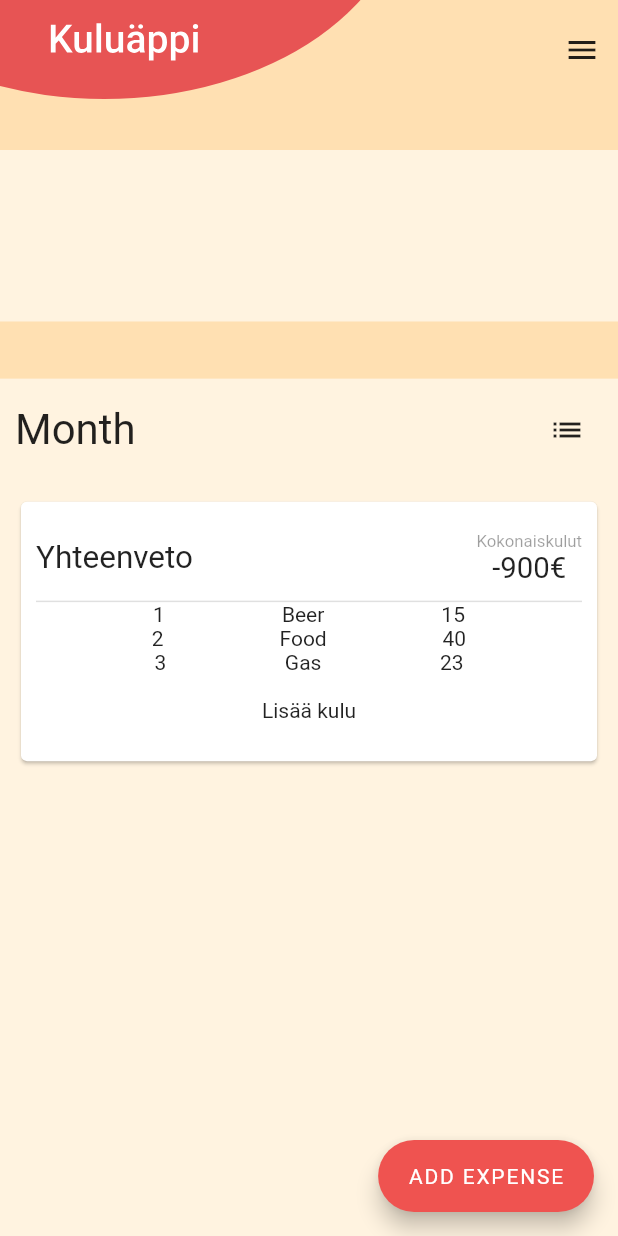
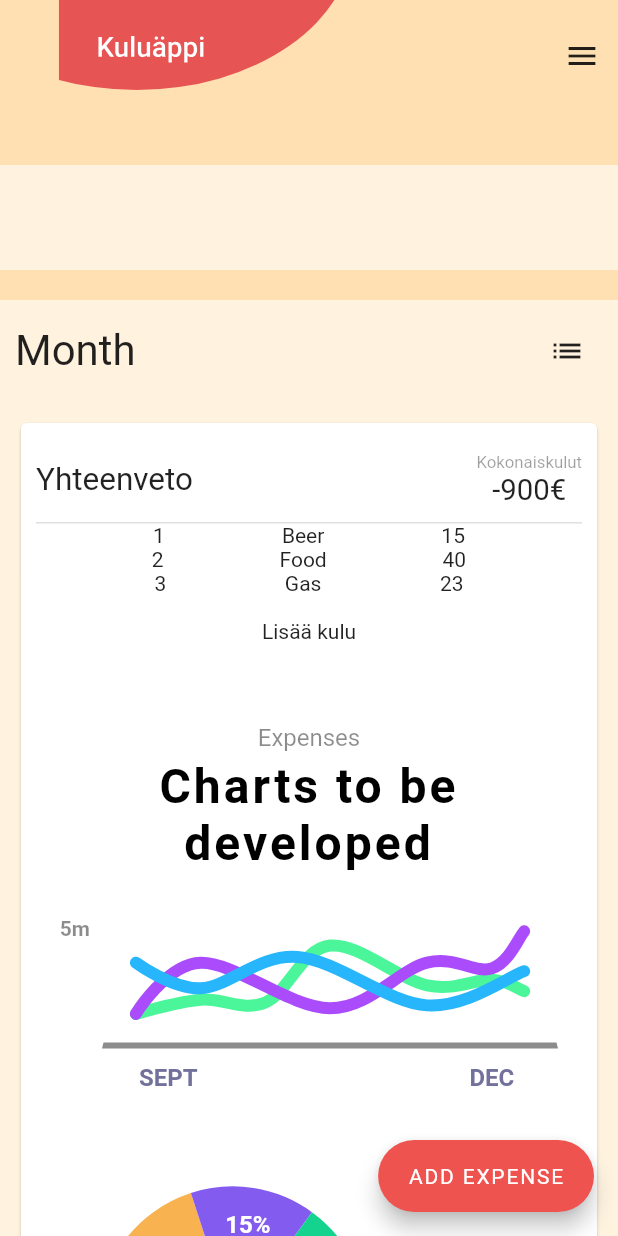
Before and after one commit to EetuK/kuluappi, a Flutter app: the screen it shows after launch, on a phone screen of 412 x 824 dp. Run offline on Flutter 3.47's test engine with Material 2 defaults, Android fonts, the phone set to English and light mode, and no system bars; drawn by our look-alikes of fl_chart; our stand-ins replace flutter_mobx, flutter_svg, mobx, sqflite; accounts and stored records are empty; generated files the repository leaves out were written again.

Commit message:
Add general styling and charts, make home main container scrollable

```diff
--- a/lib/views/home/home_view.dart
+++ b/lib/views/home/home_view.dart
@@ -14,21 +14,24 @@ class HomeView extends StatelessWidget {
 
     if (hasExpenses) {
       return BasicLayout(
-        body: Column(
+          body: SingleChildScrollView(
+              child: Container(
+        margin: EdgeInsets.only(top: 110),
+        child: Column(
           mainAxisAlignment: MainAxisAlignment.start,
           crossAxisAlignment: CrossAxisAlignment.stretch,
           children: [
             TimeFilter(),
-            Spacer(
-              flex: 1,
+            Container(
+              margin: EdgeInsets.only(top: 20),
             ),
             ContentToggle(
               listWidget: Text("list widget"),
               chartWidget: Charts(),
-            )
+            ),
           ],
         ),
-      );
+      )));
     }
     return StartView();
   }
--- a/lib/views/home/widgets/charts/charts.dart
+++ b/lib/views/home/widgets/charts/charts.dart
@@ -1,6 +1,9 @@
+import 'package:fl_chart/fl_chart.dart';
 import 'package:flutter/material.dart';
 import 'package:flutter_mobx/flutter_mobx.dart';
 import 'package:kuluappi/stores/expense_store.dart';
+import 'package:kuluappi/views/home/widgets/charts/line_chart.dart';
+import 'package:kuluappi/views/home/widgets/charts/pie_chart.dart';
 import 'package:provider/provider.dart';
 
 class Charts extends StatelessWidget {
@@ -66,7 +69,9 @@ class Charts extends StatelessWidget {
                               onPressed: () => expenseStore.addExpense(),
                             ),
                           ])),
-                    )
+                    ),
+                    LineChartSample1(),
+                    PieChartSample2()
                   ],
                 ))));
   }
--- /dev/null
+++ b/lib/views/home/widgets/charts/line_chart.dart
@@ -0,0 +1,389 @@
+import 'package:fl_chart/fl_chart.dart';
+import 'package:flutter/material.dart';
+
+class LineChartSample1 extends StatefulWidget {
+  @override
+  State<StatefulWidget> createState() => LineChartSample1State();
+}
+
+class LineChartSample1State extends State<LineChartSample1> {
+  bool isShowingMainData;
+
+  @override
+  void initState() {
+    super.initState();
+    isShowingMainData = true;
+  }
+
+  @override
+  Widget build(BuildContext context) {
+    return AspectRatio(
+      aspectRatio: 1.23,
+      child: Container(
+        color: Colors.white,
+        child: Stack(
+          children: <Widget>[
+            Column(
+              crossAxisAlignment: CrossAxisAlignment.stretch,
+              children: <Widget>[
+                const SizedBox(
+                  height: 37,
+                ),
+                const Text(
+                  'Expenses',
+                  style: TextStyle(
+                    color: Colors.black45,
+                    fontSize: 16,
+                  ),
+                  textAlign: TextAlign.center,
+                ),
+                const SizedBox(
+                  height: 4,
+                ),
+                const Text(
+                  'Charts to be developed',
+                  style: TextStyle(
+                      color: Colors.black,
+                      fontSize: 32,
+                      fontWeight: FontWeight.bold,
+                      letterSpacing: 2),
+                  textAlign: TextAlign.center,
+                ),
+                const SizedBox(
+                  height: 37,
+                ),
+                Expanded(
+                  child: Padding(
+                    padding: const EdgeInsets.only(right: 16.0, left: 6.0),
+                    child: LineChart(
+                      isShowingMainData ? sampleData1() : sampleData2(),
+                      swapAnimationDuration: const Duration(milliseconds: 250),
+                    ),
+                  ),
+                ),
+                const SizedBox(
+                  height: 10,
+                ),
+              ],
+            ),
+            IconButton(
+              icon: Icon(
+                Icons.refresh,
+                color: Colors.white.withOpacity(isShowingMainData ? 1.0 : 0.5),
+              ),
+              onPressed: () {
+                setState(() {
+                  isShowingMainData = !isShowingMainData;
+                });
+              },
+            )
+          ],
+        ),
+      ),
+    );
+  }
+
+  LineChartData sampleData1() {
+    return LineChartData(
+      lineTouchData: LineTouchData(
+        touchTooltipData: LineTouchTooltipData(
+          tooltipBgColor: Colors.blueGrey.withOpacity(0.8),
+        ),
+        touchCallback: (LineTouchResponse touchResponse) {},
+        handleBuiltInTouches: true,
+      ),
+      gridData: FlGridData(
+        show: false,
+      ),
+      titlesData: FlTitlesData(
+        bottomTitles: SideTitles(
+          showTitles: true,
+          reservedSize: 22,
+          getTextStyles: (value) => const TextStyle(
+            color: Color(0xff72719b),
+            fontWeight: FontWeight.bold,
+            fontSize: 16,
+          ),
+          margin: 10,
+          getTitles: (value) {
+            switch (value.toInt()) {
+              case 2:
+                return 'SEPT';
+              case 7:
+                return 'OCT';
+              case 12:
+                return 'DEC';
+            }
+            return '';
+          },
+        ),
+        leftTitles: SideTitles(
+          showTitles: true,
+          getTextStyles: (value) => const TextStyle(
+            color: Colors.black45,
+            fontWeight: FontWeight.bold,
+            fontSize: 14,
+          ),
+          getTitles: (value) {
+            switch (value.toInt()) {
+              case 1:
+                return '1m';
+              case 2:
+                return '2m';
+              case 3:
+                return '3m';
+              case 4:
+                return '5m';
+            }
+            return '';
+          },
+          margin: 8,
+          reservedSize: 30,
+        ),
+      ),
+      borderData: FlBorderData(
+        show: true,
+        border: const Border(
+          bottom: BorderSide(
+            color: Colors.black45,
+            width: 4,
+          ),
+          left: BorderSide(
+            color: Colors.transparent,
+          ),
+          right: BorderSide(
+            color: Colors.transparent,
+          ),
+          top: BorderSide(
+            color: Colors.transparent,
+          ),
+        ),
+      ),
+      minX: 0,
+      maxX: 14,
+      maxY: 4,
+      minY: 0,
+      lineBarsData: linesBarData1(),
+    );
+  }
+
+  List<LineChartBarData> linesBarData1() {
+    final LineChartBarData lineChartBarData1 = LineChartBarData(
+      spots: [
+        FlSpot(1, 1),
+        FlSpot(3, 1.5),
+        FlSpot(5, 1.4),
+        FlSpot(7, 3.4),
+        FlSpot(10, 2),
+        FlSpot(12, 2.2),
+        FlSpot(13, 1.8),
+      ],
+      isCurved: true,
+      colors: [
+        const Color(0xff4af699),
+      ],
+      barWidth: 8,
+      isStrokeCapRound: true,
+      dotData: FlDotData(
+        show: false,
+      ),
+      belowBarData: BarAreaData(
+        show: false,
+      ),
+    );
+    final LineChartBarData lineChartBarData2 = LineChartBarData(
+      spots: [
+        FlSpot(1, 1),
+        FlSpot(3, 2.8),
+        FlSpot(7, 1.2),
+        FlSpot(10, 2.8),
+        FlSpot(12, 2.6),
+        FlSpot(13, 3.9),
+      ],
+      isCurved: true,
+      colors: [
+        const Color(0xffaa4cfc),
+      ],
+      barWidth: 8,
+      isStrokeCapRound: true,
+      dotData: FlDotData(
+        show: false,
+      ),
+      belowBarData: BarAreaData(show: false, colors: [
+        const Color(0x00aa4cfc),
+      ]),
+    );
+    final LineChartBarData lineChartBarData3 = LineChartBarData(
+      spots: [
+        FlSpot(1, 2.8),
+        FlSpot(3, 1.9),
+        FlSpot(6, 3),
+        FlSpot(10, 1.3),
+        FlSpot(13, 2.5),
+      ],
+      isCurved: true,
+      colors: const [
+        Color(0xff27b6fc),
+      ],
+      barWidth: 8,
+      isStrokeCapRound: true,
+      dotData: FlDotData(
+        show: false,
+      ),
+      belowBarData: BarAreaData(
+        show: false,
+      ),
+    );
+    return [
+      lineChartBarData1,
+      lineChartBarData2,
+      lineChartBarData3,
+    ];
+  }
+
+  LineChartData sampleData2() {
+    return LineChartData(
+      lineTouchData: LineTouchData(
+        enabled: false,
+      ),
+      gridData: FlGridData(
+        show: false,
+      ),
+      titlesData: FlTitlesData(
+        bottomTitles: SideTitles(
+          showTitles: true,
+          reservedSize: 22,
+          getTextStyles: (value) => const TextStyle(
+            color: Color(0xff72719b),
+            fontWeight: FontWeight.bold,
+            fontSize: 16,
+          ),
+          margin: 10,
+          getTitles: (value) {
+            switch (value.toInt()) {
+              case 2:
+                return 'SEPT';
+              case 7:
+                return 'OCT';
+              case 12:
+                return 'DEC';
+            }
+            return '';
+          },
+        ),
+        leftTitles: SideTitles(
+          showTitles: true,
+          getTextStyles: (value) => const TextStyle(
+            color: Colors.black45,
+            fontWeight: FontWeight.bold,
+            fontSize: 14,
+          ),
+          getTitles: (value) {
+            switch (value.toInt()) {
+              case 1:
+                return '1m';
+              case 2:
+                return '2m';
+              case 3:
+                return '3m';
+              case 4:
+                return '5m';
+              case 5:
+                return '6m';
+            }
+            return '';
+          },
+          margin: 8,
+          reservedSize: 30,
+        ),
+      ),
+      borderData: FlBorderData(
+          show: true,
+          border: const Border(
+            bottom: BorderSide(
+              color: Color(0xff4e4965),
+              width: 4,
+            ),
+            left: BorderSide(
+              color: Colors.transparent,
+            ),
+            right: BorderSide(
+              color: Colors.transparent,
+            ),
+            top: BorderSide(
+              color: Colors.transparent,
+            ),
+          )),
+      minX: 0,
+      maxX: 14,
+      maxY: 6,
+      minY: 0,
+      lineBarsData: linesBarData2(),
+    );
+  }
+
+  List<LineChartBarData> linesBarData2() {
+    return [
+      LineChartBarData(
+        spots: [
+          FlSpot(1, 1),
+          FlSpot(3, 4),
+          FlSpot(5, 1.8),
+          FlSpot(7, 5),
+          FlSpot(10, 2),
+          FlSpot(12, 2.2),
+          FlSpot(13, 1.8),
+        ],
+        isCurved: true,
+        curveSmoothness: 0,
+        colors: const [
+          Color(0x444af699),
+        ],
+        barWidth: 4,
+        isStrokeCapRound: true,
+        dotData: FlDotData(
+          show: false,
+        ),
+        belowBarData: BarAreaData(
+          show: false,
+        ),
+      ),
+      LineChartBarData(
+        spots: [
+          FlSpot(1, 1),
+          FlSpot(3, 2.8),
+          FlSpot(7, 1.2),
+          FlSpot(10, 2.8),
+          FlSpot(12, 2.6),
+          FlSpot(13, 3.9),
+        ],
+        isCurved: true,
+        colors: [Colors.white],
+        barWidth: 4,
+        isStrokeCapRound: true,
+        dotData: FlDotData(
+          show: false,
+        ),
+        belowBarData: BarAreaData(show: true, colors: [Colors.white]),
+      ),
+      LineChartBarData(
+        spots: [
+          FlSpot(1, 3.8),
+          FlSpot(3, 1.9),
+          FlSpot(6, 5),
+          FlSpot(10, 3.3),
+          FlSpot(13, 4.5),
+        ],
+        isCurved: true,
+        curveSmoothness: 0,
+        colors: [Colors.white],
+        barWidth: 2,
+        isStrokeCapRound: true,
+        dotData: FlDotData(show: true),
+        belowBarData: BarAreaData(
+          show: false,
+        ),
+      ),
+    ];
+  }
+}
--- a/lib/views/home/widgets/content_toggle.dart
+++ b/lib/views/home/widgets/content_toggle.dart
@@ -22,9 +22,7 @@ class _ContentToggleState extends State<ContentToggle> {
 
   @override
   Widget build(BuildContext context) {
-    return Expanded(
-        flex: 15,
-        child: Container(
+    return Container(
       color: Colors.orange[50],
       child: Column(
         children: [
@@ -48,12 +46,12 @@ class _ContentToggleState extends State<ContentToggle> {
           Padding(
             padding: EdgeInsets.all(10),
             child: AnimatedSwitcher(
-                  duration: const Duration(milliseconds: 200),
+              duration: const Duration(milliseconds: 400),
               child: _isListView ? widget.listWidget : widget.chartWidget,
             ),
           )
         ],
       ),
-        ));
+    );
   }
 }
--- a/lib/views/home/widgets/time_filter.dart
+++ b/lib/views/home/widgets/time_filter.dart
@@ -7,12 +7,10 @@ class TimeFilter extends StatelessWidget {
   Widget build(BuildContext context) {
     const bool noExpenses = true;
 
-    return Expanded(
-        flex: 3,
-        child: Container(
+    return Container(
+      height: 70,
       color: Colors.orange[50],
-          child:
-              Row(mainAxisAlignment: MainAxisAlignment.spaceEvenly, children: [
+      child: Row(mainAxisAlignment: MainAxisAlignment.spaceEvenly, children: [
         // Container(
         //   child: TextField(
         //     obscureText: true,
@@ -31,6 +29,6 @@ class TimeFilter extends StatelessWidget {
         //   ),
         // ))
       ]),
-        ));
+    );
   }
 }
--- a/lib/widgets/BasicLayout.dart
+++ b/lib/widgets/BasicLayout.dart
@@ -17,8 +17,9 @@ class BasicLayout extends StatelessWidget {
     double statusBarHeight = MediaQuery.of(context).padding.top;
 
     return Scaffold(
+      extendBodyBehindAppBar: true,
       appBar: PreferredSize(
-        preferredSize: Size.fromHeight(100),
+        preferredSize: Size.fromHeight(60),
         child: Builder(
           builder: (context) => TopBar(
             onMenuPress: () => Scaffold.of(context).openEndDrawer(),
--- a/lib/widgets/TopBar.dart
+++ b/lib/widgets/TopBar.dart
@@ -12,24 +12,24 @@ class TopBar extends StatelessWidget {
   // This widget is the root of your application.
   @override
   Widget build(BuildContext context) {
-    double statusBarHeight = MediaQuery.of(context).padding.top;
-
     return Container(
       child: Row(
         mainAxisAlignment: MainAxisAlignment.spaceBetween, // mainAxisAlignment
         children: <Widget>[
           SvgPicture.asset("images/logo.svg"),
           if (isMenuButtonShown == true)
-            IconButton(
-              icon: Icon(Icons.menu),
-              tooltip: 'Open menu',
-              onPressed: () => onMenuPress(),
-            ),
+            Container(
+                margin: EdgeInsets.only(top: 15),
+                child: IconButton(
+                  icon: Icon(Icons.menu),
+                  tooltip: 'Open menu',
+                  onPressed: () => onMenuPress(),
+                ))
         ],
       ),
-      color: Color(0xf6ddb8),
+      color: Colors.orange[100],
       alignment: Alignment(-1.0, -1.0),
-      margin: EdgeInsets.only(top: statusBarHeight),
+      //margin: EdgeInsets.only(top: statusBarHeight),
     );
   }
 }
--- a/pubspec.yaml
+++ b/pubspec.yaml
@@ -29,6 +29,7 @@ dependencies:
   color: ^2.1.1
   flutter_svg: ^0.19.1
   provider: ^4.3.2+2
+  fl_chart: ^0.12.0
 
   # The following adds the Cupertino Icons font to your application.
   # Use with the CupertinoIcons class for iOS style icons.
```
Also changed, not shown: lib/views/home/widgets/charts/indicator.dart (added, +42 -0 lines), lib/views/home/widgets/charts/pie_chart.dart (added, +154 -0 lines), images/logo.svg, pubspec.lock. Lines whose indentation alone changed are shown as unchanged.
